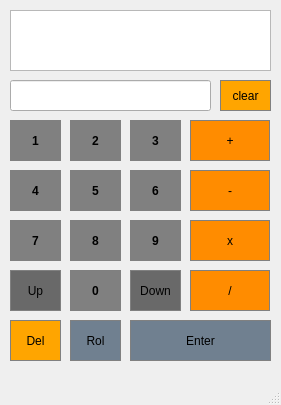
First picture: the form in RPN_Calculator/mainwindow.ui, repository Krystian-Keller/RPN-Calculator, before the edit.
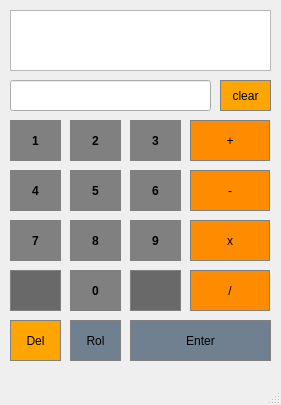
Second picture: the form after the edit.

Commit message: Put an Icon for Arrow function. / Coloquei um ícone para a função Arrow.

```diff
--- a/RPN_Calculator/mainwindow.ui
+++ b/RPN_Calculator/mainwindow.ui
@@ -497,7 +497,13 @@
 </string>
     </property>
     <property name="text">
-     <string>Down</string>
+     <string/>
+    </property>
+    <property name="iconSize">
+     <size>
+      <width>20</width>
+      <height>20</height>
+     </size>
     </property>
    </widget>
    <widget class="QPushButton" name="Arrow_Up">
@@ -531,7 +537,13 @@
 </string>
     </property>
     <property name="text">
-     <string>Up</string>
+     <string/>
+    </property>
+    <property name="iconSize">
+     <size>
+      <width>20</width>
+      <height>20</height>
+     </size>
     </property>
    </widget>
    <widget class="QPushButton" name="Clear_Button">
```
Left out of the diff: 4 changed lines with no effect on the pictures. The commit also changes 3 other files.
